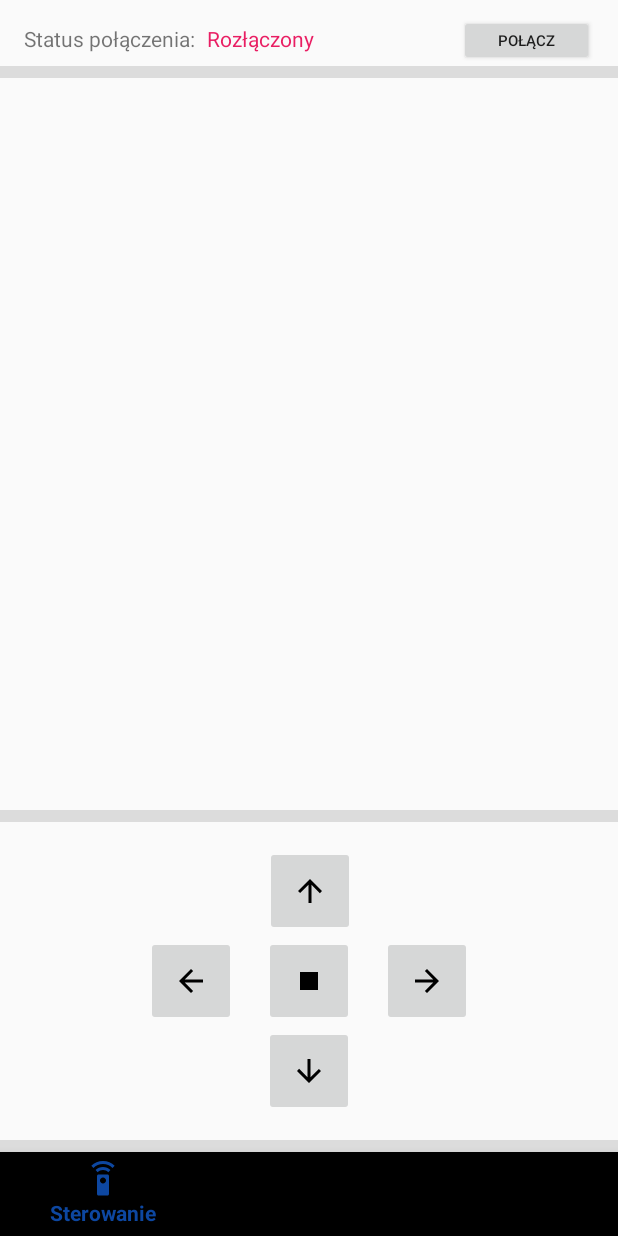
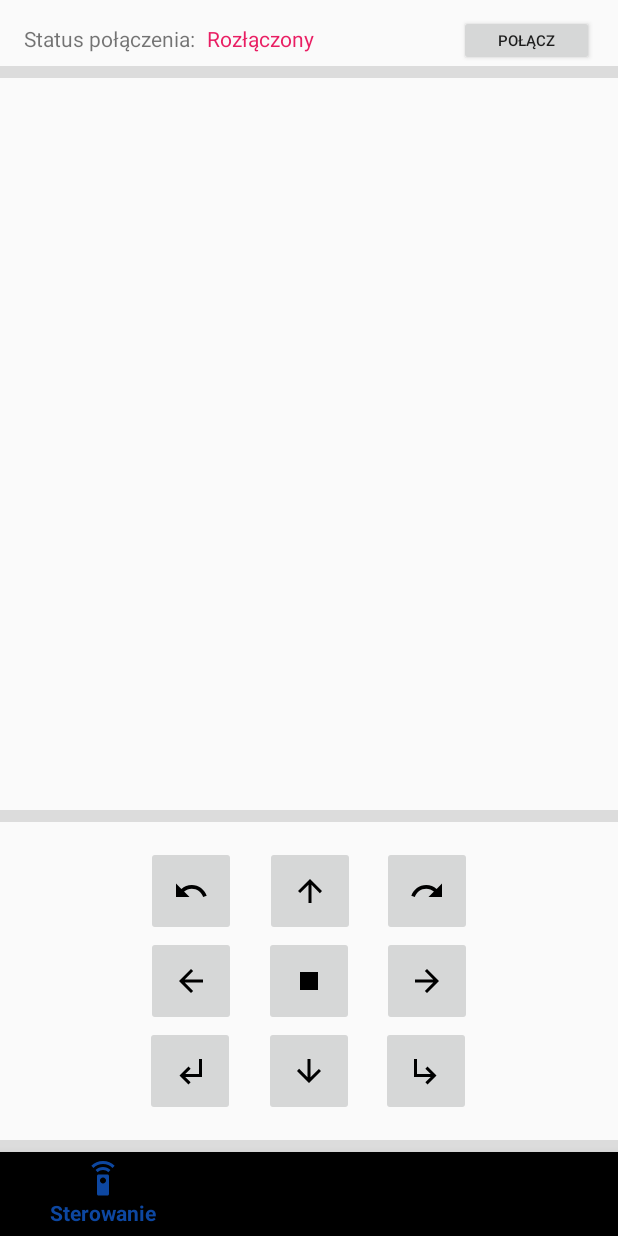
Before and after one commit to mateuszkalinowski/RobotRemoteController, an Android app: the screen it shows after launch (MainActivity), on a phone screen of 412 x 824 dp. Run offline under Robolectric (Android 15) with nearby library versions, the phone set to English and light mode, and no system bars; our stand-ins replace navigation-ui.

Commit message:
Finished basic steering

```diff
--- a/app/src/main/java/pl/mateuszkalinowski/robotremotecontroller/steering/SteeringFragment.kt
+++ b/app/src/main/java/pl/mateuszkalinowski/robotremotecontroller/steering/SteeringFragment.kt
@@ -44,11 +44,20 @@ class SteeringFragment : Fragment() {
         val rightButton: ImageButton = rootView.findViewById(R.id.button_right)
         val stopButton: ImageButton = rootView.findViewById(R.id.button_stop)
 
+        val upleftButton: ImageButton = rootView.findViewById(R.id.button_up_left)
+        val uprightButton: ImageButton = rootView.findViewById(R.id.button_up_right)
+        val downleftButton: ImageButton = rootView.findViewById(R.id.button_down_left)
+        val downrightButton: ImageButton = rootView.findViewById(R.id.button_down_right)
+
         upButton.setOnClickListener(SteeringClass())
         downButton.setOnClickListener(SteeringClass())
         leftButton.setOnClickListener(SteeringClass())
         rightButton.setOnClickListener(SteeringClass())
         stopButton.setOnClickListener(SteeringClass())
+        upleftButton.setOnClickListener(SteeringClass())
+        uprightButton.setOnClickListener(SteeringClass())
+        downleftButton.setOnClickListener(SteeringClass())
+        downrightButton.setOnClickListener(SteeringClass())
 
         return rootView
     }
@@ -67,6 +76,11 @@ class SteeringFragment : Fragment() {
         private val LEFT = "CMD+LEFT\n"
         private val STOP = "CMD+STOP\n"
 
+        private val UPRIGHT = "CMD+UPRIGHT\n"
+        private val UPLEFT = "CMD+UPLEFT\n"
+        private val DOWNRIGHT = "CMD+DOWNRIGHT\n"
+        private val DOWNLEFT = "CMD+DOWNLEFT\n"
+
         override fun onClick(v: View?) {
 
             if(BluetoothService.customCharacteristic != null) {
@@ -79,6 +93,10 @@ class SteeringFragment : Fragment() {
                     R.id.button_down -> action = DOWN
                     R.id.button_left -> action = LEFT
                     R.id.button_stop -> action = STOP
+                    R.id.button_up_right -> action = UPRIGHT
+                    R.id.button_up_left -> action = UPLEFT
+                    R.id.button_down_right -> action = DOWNRIGHT
+                    R.id.button_down_left -> action = DOWNLEFT
                 }
 
                 BluetoothService.customCharacteristic?.setValue(action)
--- /dev/null
+++ b/app/src/main/res/drawable/ic_redo_black_24dp.xml
@@ -0,0 +1,9 @@
+<vector xmlns:android="http://schemas.android.com/apk/res/android"
+        android:width="24dp"
+        android:height="24dp"
+        android:viewportWidth="24.0"
+        android:viewportHeight="24.0">
+    <path
+        android:fillColor="#FF000000"
+        android:pathData="M18.4,10.6C16.55,8.99 14.15,8 11.5,8c-4.65,0 -8.58,3.03 -9.96,7.22L3.9,16c1.05,-3.19 4.05,-5.5 7.6,-5.5 1.95,0 3.73,0.72 5.12,1.88L13,16h9V7l-3.6,3.6z"/>
+</vector>
--- /dev/null
+++ b/app/src/main/res/drawable/ic_subdirectory_arrow_left_black_24dp.xml
@@ -0,0 +1,9 @@
+<vector xmlns:android="http://schemas.android.com/apk/res/android"
+        android:width="24dp"
+        android:height="24dp"
+        android:viewportWidth="24.0"
+        android:viewportHeight="24.0">
+    <path
+        android:fillColor="#FF000000"
+        android:pathData="M11,9l1.42,1.42L8.83,14H18V4h2v12H8.83l3.59,3.58L11,21l-6,-6 6,-6z"/>
+</vector>
--- /dev/null
+++ b/app/src/main/res/drawable/ic_subdirectory_arrow_right_black_24dp.xml
@@ -0,0 +1,9 @@
+<vector xmlns:android="http://schemas.android.com/apk/res/android"
+        android:width="24dp"
+        android:height="24dp"
+        android:viewportWidth="24.0"
+        android:viewportHeight="24.0">
+    <path
+        android:fillColor="#FF000000"
+        android:pathData="M19,15l-6,6 -1.42,-1.42L15.17,16H4V4h2v10h9.17l-3.59,-3.58L13,9l6,6z"/>
+</vector>
--- /dev/null
+++ b/app/src/main/res/drawable/ic_undo_black_24dp.xml
@@ -0,0 +1,9 @@
+<vector xmlns:android="http://schemas.android.com/apk/res/android"
+        android:width="24dp"
+        android:height="24dp"
+        android:viewportWidth="24.0"
+        android:viewportHeight="24.0">
+    <path
+        android:fillColor="#FF000000"
+        android:pathData="M12.5,8c-2.65,0 -5.05,0.99 -6.9,2.6L2,7v9h9l-3.62,-3.62c1.39,-1.16 3.16,-1.88 5.12,-1.88 3.54,0 6.55,2.31 7.6,5.5l2.37,-0.78C21.08,11.03 17.15,8 12.5,8z"/>
+</vector>
--- a/app/src/main/res/layout/steering_fragment.xml
+++ b/app/src/main/res/layout/steering_fragment.xml
@@ -79,5 +79,41 @@
             app:layout_constraintStart_toEndOf="@+id/button_left"
             app:layout_constraintTop_toBottomOf="@+id/button_up" />
 
+        <ImageButton
+            android:id="@+id/button_up_right"
+            android:layout_width="60dp"
+            android:layout_height="60dp"
+            android:layout_marginStart="18dp"
+            android:src="@drawable/ic_redo_black_24dp"
+            app:layout_constraintBottom_toTopOf="@+id/button_right"
+            app:layout_constraintStart_toEndOf="@+id/button_up" />
+
+        <ImageButton
+            android:id="@+id/button_up_left"
+            android:layout_width="60dp"
+            android:layout_height="60dp"
+            android:layout_marginEnd="19dp"
+            android:src="@drawable/ic_undo_black_24dp"
+            app:layout_constraintBottom_toTopOf="@+id/button_left"
+            app:layout_constraintEnd_toStartOf="@+id/button_up" />
+
+        <ImageButton
+            android:id="@+id/button_down_right"
+            android:layout_width="60dp"
+            android:layout_height="60dp"
+            android:layout_marginStart="18dp"
+            android:src="@drawable/ic_subdirectory_arrow_right_black_24dp"
+            app:layout_constraintStart_toEndOf="@+id/button_down"
+            app:layout_constraintTop_toBottomOf="@+id/button_right" />
+
+        <ImageButton
+            android:id="@+id/button_down_left"
+            android:layout_width="60dp"
+            android:layout_height="60dp"
+            android:layout_marginEnd="19dp"
+            android:src="@drawable/ic_subdirectory_arrow_left_black_24dp"
+            app:layout_constraintEnd_toStartOf="@+id/button_down"
+            app:layout_constraintTop_toBottomOf="@+id/button_left" />
+
     </androidx.constraintlayout.widget.ConstraintLayout>
 </FrameLayout>
```
